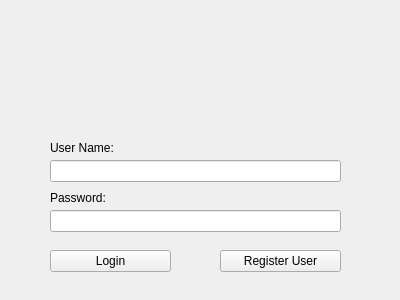
The window that Chequers/loginform.ui (scyphio122/chequers) describes before a commit, drawn with Qt 5.
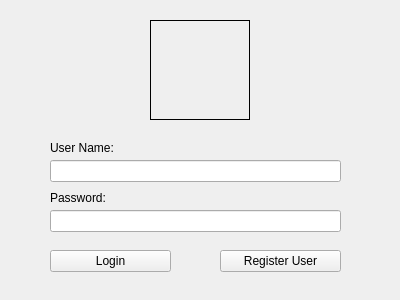
The same window after the commit.

What changed in the file:
```diff
--- a/Chequers/loginform.ui
+++ b/Chequers/loginform.ui
@@ -106,6 +106,23 @@
     <string>Register User</string>
    </property>
   </widget>
+  <widget class="QLabel" name="lB_userAvatar">
+   <property name="geometry">
+    <rect>
+     <x>150</x>
+     <y>20</y>
+     <width>100</width>
+     <height>100</height>
+    </rect>
+   </property>
+   <property name="styleSheet">
+    <string notr="true">border: solid;
+border-width: 1px;</string>
+   </property>
+   <property name="text">
+    <string/>
+   </property>
+  </widget>
  </widget>
  <resources/>
  <connections/>
```
